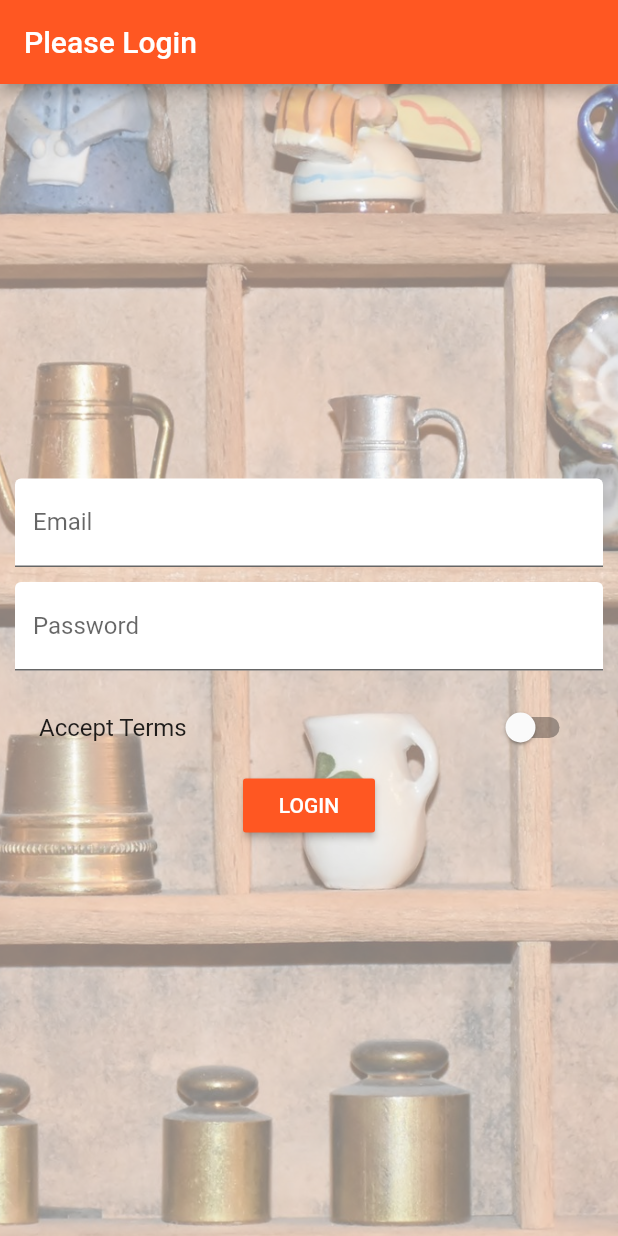
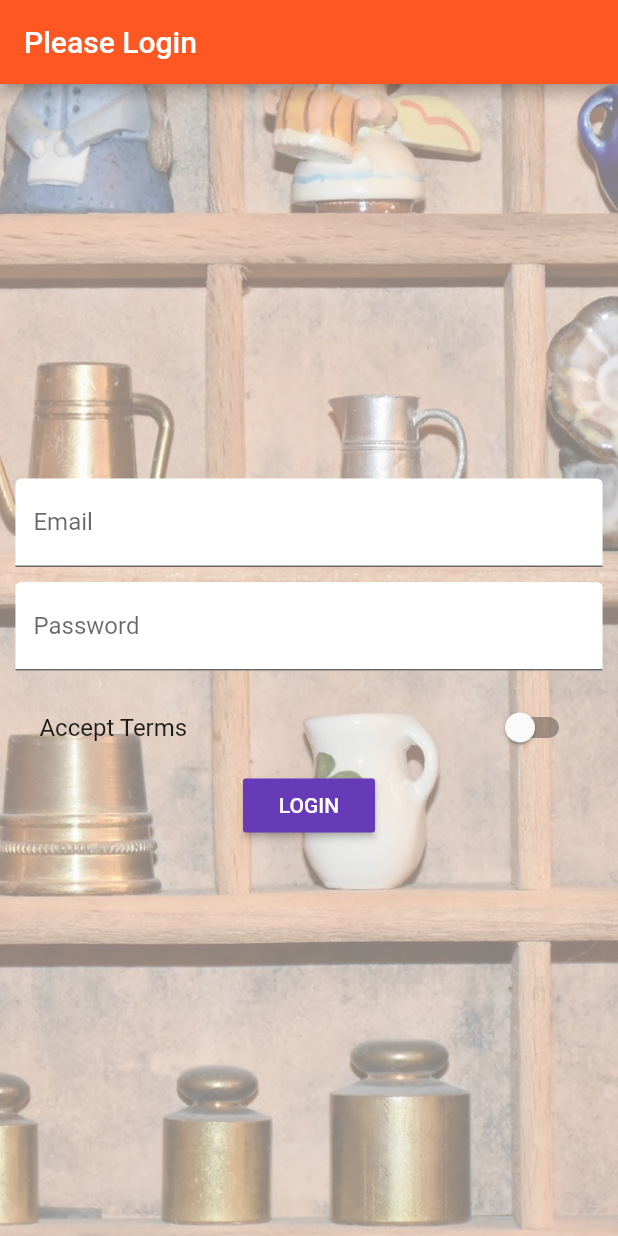
Before and after one commit to sclampet/dart, a Flutter app: the screen it shows after launch, on a phone screen of 412 x 824 dp. Run offline on Flutter 3.47's test engine with Material 2 defaults, Android fonts, the phone set to English and light mode, and no system bars.

Commit message:
added initial media queries to adjust for landscape mode when using login form and create product form

```diff
--- a/product_manager/lib/main.dart
+++ b/product_manager/lib/main.dart
@@ -40,8 +40,10 @@ class _MyAppState extends State<MyApp> {
       // debugShowMaterialGrid: true, //red grid across entire app
       theme: ThemeData(
           brightness: Brightness.light,
-          primarySwatch: Colors.deepOrange,
-          accentColor: Colors.deepPurple),
+          primarySwatch: Colors.deepOrange, //swatch - because other colors are derived from it
+          accentColor: Colors.deepPurple,
+          buttonColor: Colors.deepPurple,
+          ),
       // home: AuthPage(),
       routes: {
         '/': (BuildContext context) => AuthPage(),
--- a/product_manager/lib/pages/auth.dart
+++ b/product_manager/lib/pages/auth.dart
@@ -73,6 +73,9 @@ class _AuthPageState extends State<AuthPage> {
 
   @override
   Widget build(BuildContext context) {
+    final double deviceWidth = MediaQuery.of(context).size.width;
+    final double targetWidth = deviceWidth > 550.0 ? 500.0 : deviceWidth * 0.95;
+
     return Scaffold(
       appBar: AppBar(
         title: Text('Please Login'),
@@ -84,6 +87,8 @@ class _AuthPageState extends State<AuthPage> {
         padding: EdgeInsets.all(10.0),
         child: Center(
           child: SingleChildScrollView(
+            child: Container( //wrapped login form in Container so we can define the width based on Landscape or Portrait mode
+              width: targetWidth, //sets width to be 80% of the current device
               child: Column(
                 children: <Widget>[
                   _buildEmailTextField(),
@@ -92,7 +97,6 @@ class _AuthPageState extends State<AuthPage> {
                   SizedBox(height: 10.0),
                   _buildAcceptSwitch(),
                   RaisedButton(
-                  color: Theme.of(context).primaryColor,
                     textColor: Colors.white,
                     child: Text('LOGIN'),
                     onPressed: _submitForm,
@@ -102,6 +106,7 @@ class _AuthPageState extends State<AuthPage> {
             ),
           ),
         ),
+      ),
     );
   }
 }
--- a/product_manager/lib/pages/products_admin.dart
+++ b/product_manager/lib/pages/products_admin.dart
@@ -62,6 +62,5 @@ class ProductsAdminPage extends StatelessWidget {
         body: _buildTabBar(),
       ),
     );
-    ;
   }
 }
```
Also changed, not shown: product_manager/lib/pages/product_create.dart (+6 -3 lines). Lines whose indentation alone changed are shown as unchanged.
